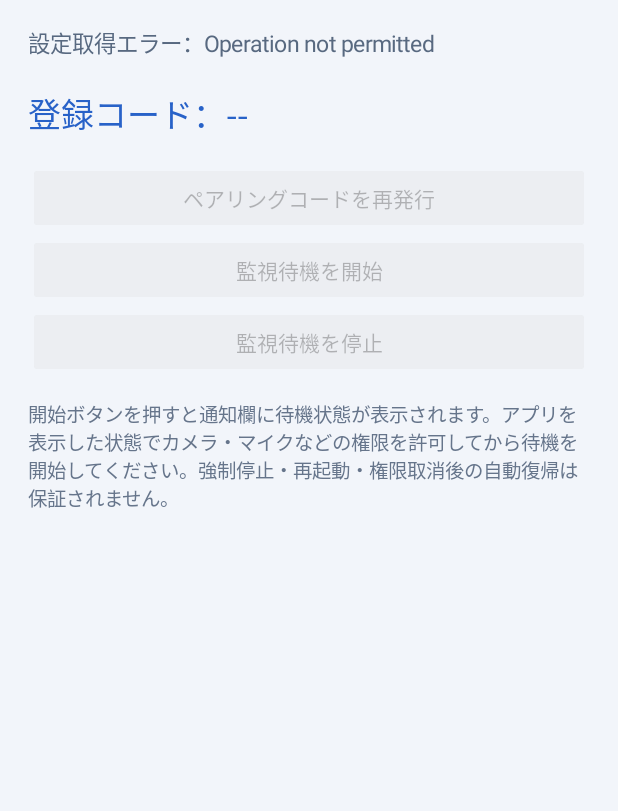
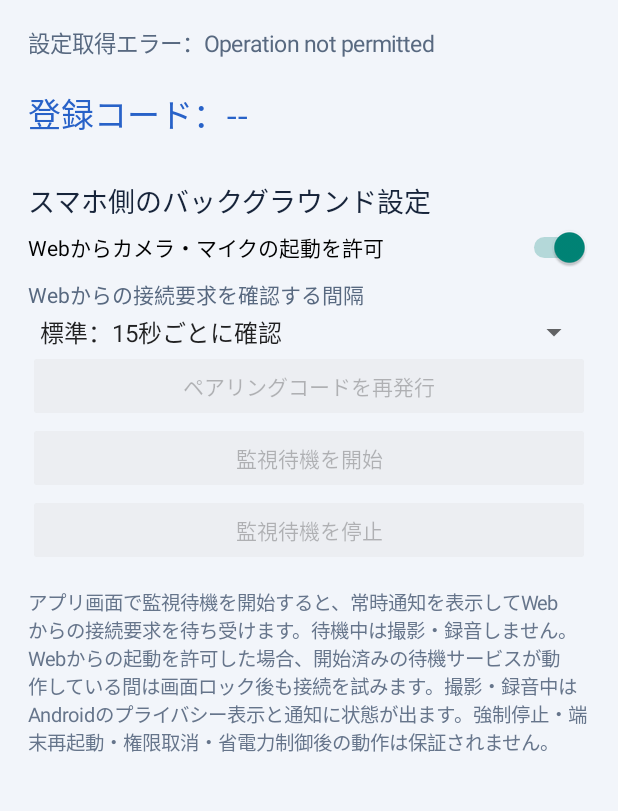
Before and after one commit to a09848281-prog/web, an Android app: the screen it shows after launch (MainActivity), on a phone screen of 412 x 824 dp, the part 97-908 px from its top. Run offline under Robolectric (Android 15) with nearby library versions, the phone set to English and light mode, and no system bars.

Commit message:
Add on-device background wait and remote media controls

```diff
--- a/android/app/src/main/java/jp/a09848281/remotecamera/MainActivity.kt
+++ b/android/app/src/main/java/jp/a09848281/remotecamera/MainActivity.kt
@@ -7,8 +7,12 @@ import android.content.pm.PackageManager
 import android.os.Build
 import android.os.Bundle
 import android.view.Gravity
+import android.widget.AdapterView
+import android.widget.ArrayAdapter
 import android.widget.Button
 import android.widget.LinearLayout
+import android.widget.Spinner
+import android.widget.Switch
 import android.widget.TextView
 import android.widget.Toast
 import androidx.core.content.ContextCompat
@@ -24,6 +28,11 @@ class MainActivity : Activity() {
     private lateinit var startButton: Button
     private lateinit var refreshCodeButton: Button
     private lateinit var stopButton: Button
+    private lateinit var waitModeSpinner: Spinner
+    private lateinit var remoteCaptureSwitch: Switch
+    private var selectedWaitMode = "standard"
+    private val waitModeKeys = listOf("eco", "standard", "fast")
+    private val waitModeLabels = listOf("省電力：60秒ごとに確認", "標準：15秒ごとに確認", "応答優先：5秒ごとに確認")
     private var gasUrl = ""
     private val prefs by lazy { getSharedPreferences(AppConfig.PREFS, MODE_PRIVATE) }
 
@@ -68,13 +77,60 @@ class MainActivity : Activity() {
             isEnabled = false
             setOnClickListener { stopMonitoring() }
         }
+
+        selectedWaitMode = prefs.getString("waitMode", "standard") ?: "standard"
+        if (selectedWaitMode !in waitModeKeys) selectedWaitMode = "standard"
+
+        remoteCaptureSwitch = Switch(this).apply {
+            text = "Webからカメラ・マイクの起動を許可"
+            isChecked = prefs.getBoolean("remoteCaptureEnabled", true)
+            setOnCheckedChangeListener { _, enabled ->
+                prefs.edit().putBoolean("remoteCaptureEnabled", enabled).apply()
+                applyLocalSettingsToService()
+            }
+        }
+
+        waitModeSpinner = Spinner(this).apply {
+            adapter = ArrayAdapter(
+                this@MainActivity,
+                android.R.layout.simple_spinner_item,
+                waitModeLabels
+            ).also { it.setDropDownViewResource(android.R.layout.simple_spinner_dropdown_item) }
+            setSelection(waitModeKeys.indexOf(selectedWaitMode).coerceAtLeast(0))
+            onItemSelectedListener = object : AdapterView.OnItemSelectedListener {
+                override fun onItemSelected(parent: AdapterView<*>?, view: android.view.View?, position: Int, id: Long) {
+                    val mode = waitModeKeys.getOrElse(position) { "standard" }
+                    if (mode != selectedWaitMode) {
+                        selectedWaitMode = mode
+                        prefs.edit().putString("waitMode", mode).apply()
+                        applyLocalSettingsToService()
+                    }
+                }
+                override fun onNothingSelected(parent: AdapterView<*>?) {}
+            }
+        }
+
         root.addView(status)
         root.addView(codeView)
+        root.addView(TextView(this).apply {
+            text = "スマホ側のバックグラウンド設定"
+            textSize = 18f
+            setTextColor(0xFF17243A.toInt())
+            setPadding(0, 18, 0, 6)
+        })
+        root.addView(remoteCaptureSwitch)
+        root.addView(TextView(this).apply {
+            text = "Webからの接続要求を確認する間隔"
+            textSize = 14f
+            setTextColor(0xFF586980.toInt())
+            setPadding(0, 10, 0, 4)
+        })
+        root.addView(waitModeSpinner, LinearLayout.LayoutParams(-1, -2))
         root.addView(refreshCodeButton, LinearLayout.LayoutParams(-1, -2))
         root.addView(startButton, LinearLayout.LayoutParams(-1, -2))
         root.addView(stopButton, LinearLayout.LayoutParams(-1, -2))
         root.addView(TextView(this).apply {
-            text = "開始ボタンを押すと通知欄に待機状態が表示されます。アプリを表示した状態でカメラ・マイクなどの権限を許可してから待機を開始してください。強制停止・再起動・権限取消後の自動復帰は保証されません。"
+            text = "アプリ画面で監視待機を開始すると、常時通知を表示してWebからの接続要求を待ち受けます。待機中は撮影・録音しません。Webからの起動を許可した場合、開始済みの待機サービスが動作している間は画面ロック後も接続を試みます。撮影・録音中はAndroidのプライバシー表示と通知に状態が出ます。強制停止・端末再起動・権限取消・省電力制御後の動作は保証されません。"
             textSize = 13f
             setTextColor(0xFF66758B.toInt())
             setPadding(0, 22, 0, 0)
@@ -109,6 +165,11 @@ class MainActivity : Activity() {
     }
 
     private fun requestStart() {
+        selectedWaitMode = waitModeKeys.getOrElse(waitModeSpinner.selectedItemPosition) { "standard" }
+        prefs.edit()
+            .putString("waitMode", selectedWaitMode)
+            .putBoolean("remoteCaptureEnabled", remoteCaptureSwitch.isChecked)
+            .apply()
         val requested = mutableListOf(
             Manifest.permission.CAMERA,
             Manifest.permission.RECORD_AUDIO,
@@ -151,12 +212,32 @@ class MainActivity : Activity() {
         try {
             ContextCompat.startForegroundService(this, intent)
             prefs.edit().putBoolean("monitoringEnabled", true).apply()
-            status.text = "監視待機を開始しました。通知欄からも停止できます。"
+            status.text = "監視待機を開始しました（${waitModeDescription()}）。通知欄からも停止できます。"
             refreshMonitoringButtons()
         } catch (e: Exception) {
             prefs.edit().putBoolean("monitoringEnabled", false).apply()
             status.text = "待機開始エラー：" + (e.message ?: "開始できませんでした")
             refreshMonitoringButtons()
+        }
+    }
+
+    private fun waitModeDescription(): String = when (selectedWaitMode) {
+        "eco" -> "省電力・60秒間隔"
+        "fast" -> "応答優先・5秒間隔"
+        else -> "標準・15秒間隔"
+    }
+
+    private fun applyLocalSettingsToService() {
+        if (!prefs.getBoolean("monitoringEnabled", false)) return
+        val intent = Intent(this, MonitorService::class.java).apply {
+            action = MonitorService.ACTION_UPDATE_LOCAL_SETTINGS
+            putExtra(MonitorService.EXTRA_WAIT_MODE, selectedWaitMode)
+            putExtra(MonitorService.EXTRA_REMOTE_CAPTURE_ENABLED, remoteCaptureSwitch.isChecked)
+        }
+        try {
+            startService(intent)
+        } catch (e: Exception) {
+            status.text = "設定反映エラー：" + (e.message ?: "サービスへ反映できませんでした")
         }
     }
 
```
